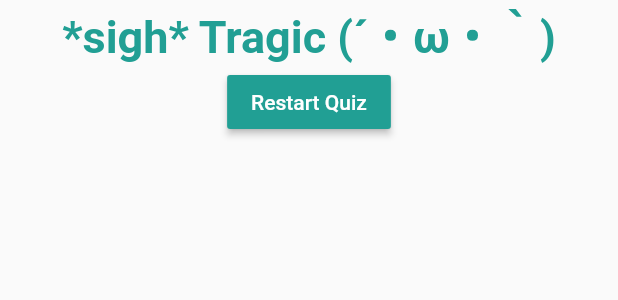
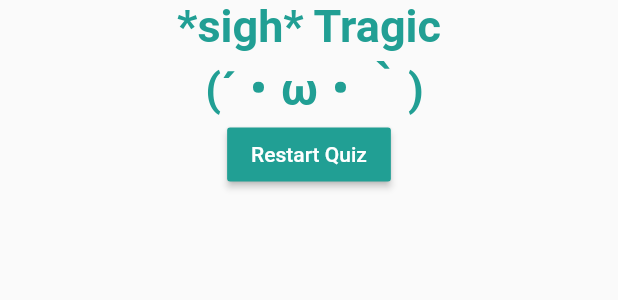
Before and after one commit to Z3lth/flutter_program1, a Flutter app: the Result widget shown alone on an empty page, opened directly with empty values, on a phone screen of 412 x 824 dp. Shown: the top 300 px of the screen. Run offline on Flutter 3.47's test engine with Material 2 defaults, Android fonts, the phone set to English and light mode, and no system bars.

Commit message:
Final commit (S20 FE)

```diff
--- a/lib/main.dart
+++ b/lib/main.dart
@@ -82,7 +82,7 @@ class _MyAppState extends State<MyApp> {
       home: Scaffold(
         appBar: AppBar(
           backgroundColor: Color(0xff219F94),
-          title: Text('Idk some App'),
+          title: Text('How was your day survey'),
         ),
         backgroundColor: Color(0xffFBF8F1),
         body: _questionIndex < _questions.length
--- a/lib/result.dart
+++ b/lib/result.dart
@@ -9,15 +9,15 @@ class Result extends StatelessWidget {
   String get resultPhrase {
     String resultText;
     if (resultScore >= 30) {
-      resultText = 'Great (=★ω★=)ฅ';
+      resultText = 'Great \n (=★ω★=)ฅ';
     } else if (resultScore < 30 && resultScore >= 20) {
-      resultText = 'Cool 〜(￣△￣〜) ';
+      resultText = 'Cool \n 〜(￣△￣〜) ';
     } else if (resultScore < 20 && resultScore >= 10) {
-      resultText = 'umm Good ( ⋂‿⋂\’) ';
+      resultText = 'umm Good \n ( ⋂‿⋂\’) ';
     } else if (resultScore < 10 && resultScore > 4) {
-      resultText = 'Its okay,happens (￣︶ ￣ ;)';
+      resultText = 'Its okay,happens \n (￣︶ ￣ ;)';
     } else {
-      resultText = '*sigh* Tragic (´・ω・｀) ';
+      resultText = '*sigh* Tragic \n (´・ω・｀) ';
     }
 
     return resultText;
```
